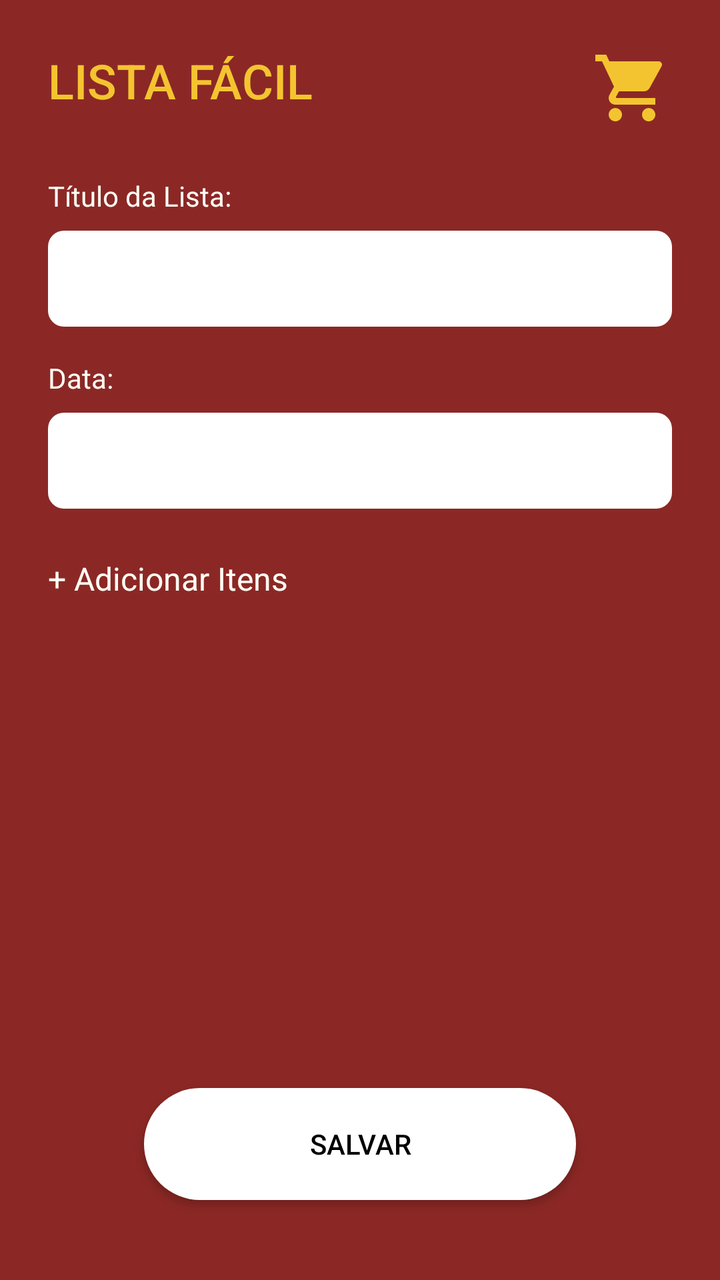
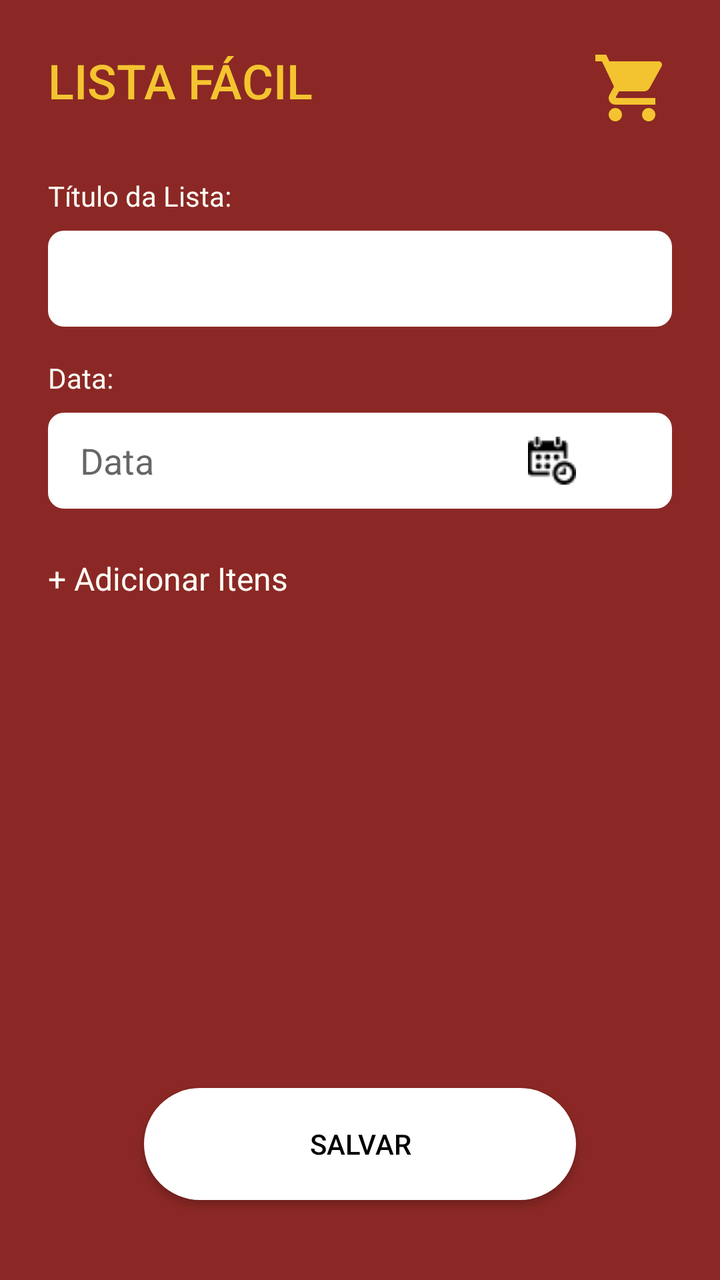

Two renders of the same Android screen: before a commit and after it. Below are the layout's source before the change and the commit's diff.
<!-- AndroidManifest.xml: application theme Theme.ListaFacil -->
<!-- res/layout/activity_adicionar_lista.xml -->
<?xml version="1.0" encoding="utf-8"?>
<ScrollView
    xmlns:android="http://schemas.android.com/apk/res/android"
    xmlns:app="http://schemas.android.com/apk/res-auto"
    android:layout_width="match_parent"
    android:layout_height="match_parent"
    android:background="@color/primary_red"
    android:fillViewport="true">

    <androidx.constraintlayout.widget.ConstraintLayout
        android:layout_width="match_parent"
        android:layout_height="wrap_content"
        android:padding="24dp">

        <TextView
            android:id="@+id/tvTitle"
            android:layout_width="wrap_content"
            android:layout_height="wrap_content"
            android:text="LISTA FÁCIL"
            android:textSize="24sp"
            android:textColor="@color/accent_gold"
            android:fontFamily="sans-serif-medium"
            app:layout_constraintTop_toTopOf="parent"
            app:layout_constraintStart_toStartOf="parent" />

        <ImageView
            android:id="@+id/ivCart"
            android:layout_width="40dp"
            android:layout_height="40dp"
            android:src="@drawable/ic_cart"
            app:tint="@color/accent_gold"
            app:layout_constraintTop_toTopOf="parent"
            app:layout_constraintEnd_toEndOf="parent"
            android:contentDescription="@string/app_name" />

        <TextView
            android:id="@+id/tvTitleLabel"
            android:layout_width="wrap_content"
            android:layout_height="wrap_content"
            android:text="@string/title_list"
            android:textSize="14sp"
            android:textColor="@color/text_white"
            android:layout_marginTop="32dp"
            app:layout_constraintTop_toBottomOf="@id/tvTitle"
            app:layout_constraintStart_toStartOf="parent" />

        <EditText
            android:id="@+id/etListTitle"
            android:layout_width="0dp"
            android:layout_height="48dp"
            android:background="@drawable/bg_edit_text"
            android:paddingStart="16dp"
            android:paddingEnd="16dp"
            android:textColor="@color/black"
            android:layout_marginTop="8dp"
            app:layout_constraintTop_toBottomOf="@id/tvTitleLabel"
            app:layout_constraintStart_toStartOf="parent"
            app:layout_constraintEnd_toEndOf="parent" />

        <TextView
            android:id="@+id/tvDateLabel"
            android:layout_width="wrap_content"
            android:layout_height="wrap_content"
            android:text="@string/date"
            android:textSize="14sp"
            android:textColor="@color/text_white"
            android:layout_marginTop="16dp"
            app:layout_constraintTop_toBottomOf="@id/etListTitle"
            app:layout_constraintStart_toStartOf="parent" />

        <EditText
            android:id="@+id/etDate"
            android:layout_width="0dp"
            android:layout_height="48dp"
            android:background="@drawable/bg_edit_text"
            android:paddingStart="16dp"
            android:paddingEnd="16dp"
            android:textColor="@color/black"
            android:inputType="date"
            android:layout_marginTop="8dp"
            app:layout_constraintTop_toBottomOf="@id/tvDateLabel"
            app:layout_constraintStart_toStartOf="parent"
            app:layout_constraintEnd_toEndOf="parent" />

        <TextView
            android:id="@+id/tvAddItems"
            android:layout_width="wrap_content"
            android:layout_height="wrap_content"
            android:text="@string/add_items"
            android:textSize="16sp"
            android:textColor="@color/text_white"
            android:layout_marginTop="24dp"
            app:layout_constraintTop_toBottomOf="@id/etDate"
            app:layout_constraintStart_toStartOf="parent" />

        <androidx.recyclerview.widget.RecyclerView
            android:id="@+id/rvItems"
            android:layout_width="0dp"
            android:layout_height="wrap_content"
            android:layout_marginTop="16dp"
            app:layout_constraintBottom_toTopOf="@+id/btnSalvar"
            app:layout_constraintEnd_toEndOf="parent"
            app:layout_constraintStart_toStartOf="parent"
            app:layout_constraintTop_toBottomOf="@id/tvAddItems" />

        <androidx.appcompat.widget.AppCompatButton
            android:id="@+id/btnSalvar"
            android:layout_width="0dp"
            android:layout_height="56dp"
            android:layout_marginStart="48dp"
            android:layout_marginEnd="48dp"
            android:layout_marginBottom="16dp"
            android:background="@drawable/bg_button"
            android:text="@string/save"
            android:textColor="@color/black"
            app:layout_constraintBottom_toBottomOf="parent"
            app:layout_constraintEnd_toEndOf="parent"
            app:layout_constraintStart_toStartOf="parent" />

    </androidx.constraintlayout.widget.ConstraintLayout>
</ScrollView>
<!-- resources referenced by this layout -->
<resources>
  <color name="accent_gold">#F4C430</color>
  <color name="black">#000000</color>
  <color name="primary_red">#8B2825</color>
  <color name="text_white">#FFFEF5</color>
  <!-- drawable bg_button (drawable) -->
  <?xml version="1.0" encoding="utf-8"?>
  <shape xmlns:android="http://schemas.android.com/apk/res/android">
      <solid android:color="@color/white" />
      <corners android:radius="28dp" />
  </shape>
  <!-- drawable bg_edit_text (drawable) -->
  <?xml version="1.0" encoding="utf-8"?>
  <shape xmlns:android="http://schemas.android.com/apk/res/android">
      <solid android:color="@color/white" />
      <corners android:radius="8dp" />
  </shape>
  <!-- drawable ic_cart (drawable) -->
  <vector xmlns:android="http://schemas.android.com/apk/res/android"
      android:width="24dp"
      android:height="24dp"
      android:viewportWidth="24"
      android:viewportHeight="24">
      <path
          android:fillColor="@color/accent_gold"
          android:pathData="M7,18c-1.1,0 -1.99,0.9 -1.99,2S5.9,22 7,22s2,-0.9 2,-2 -0.9,-2 -2,-2zM1,2v2h2l3.6,7.59 -1.35,2.45c-0.16,0.28 -0.25,0.61 -0.25,0.96 0,1.1 0.9,2 2,2h12v-2L7.42,15c-0.14,0 -0.25,-0.11 -0.25,-0.25l0.03,-0.12 0.9,-1.63h7.45c0.75,0 1.41,-0.41 1.75,-1.03l3.58,-6.49c0.08,-0.14 0.12,-0.31 0.12,-0.48 0,-0.55 -0.45,-1 -1,-1L5.21,4l-0.94,-2L1,2zM17,18c-1.1,0 -1.99,0.9 -1.99,2s0.89,2 1.99,2 2,-0.9 2,-2 -0.9,-2 -2,-2z"/>
  </vector>
  <string name="add_items">+ Adicionar Itens</string>
  <string name="app_name">ListaFácil</string>
  <string name="date">Data:</string>
  <string name="save">SALVAR</string>
  <string name="title_list">Título da Lista:</string>
  <style name="Theme.ListaFacil" parent="Theme.MaterialComponents.DayNight.NoActionBar">
          <item name="colorPrimary">@color/primary_red</item>
          <item name="colorPrimaryDark">@color/primary_dark</item>
          <item name="colorAccent">@color/accent_gold</item>
          <item name="android:statusBarColor">@color/primary_dark</item>
      </style>
  <color name="white">#FFFFFF</color>
  <color name="primary_dark">#6B1A18</color>
</resources>

<!-- the commit's change to res/layout/activity_adicionar_lista.xml (unified diff, before → after) -->
@@ -74,13 +74,18 @@
             android:layout_height="48dp"
             android:background="@drawable/bg_edit_text"
             android:paddingStart="16dp"
-            android:paddingEnd="16dp"
+            android:paddingEnd="48dp"
             android:textColor="@color/black"
             android:inputType="date"
+            android:hint="Data"
+            android:drawableEnd="@drawable/calendar2"
+            android:focusable="false"
+            android:clickable="true"
             android:layout_marginTop="8dp"
             app:layout_constraintTop_toBottomOf="@id/tvDateLabel"
             app:layout_constraintStart_toStartOf="parent"
             app:layout_constraintEnd_toEndOf="parent" />
+
 
         <TextView
             android:id="@+id/tvAddItems"
@@ -97,11 +102,12 @@
             android:id="@+id/rvItems"
             android:layout_width="0dp"
             android:layout_height="wrap_content"
-            android:layout_marginTop="16dp"
             app:layout_constraintBottom_toTopOf="@+id/btnSalvar"
             app:layout_constraintEnd_toEndOf="parent"
+            app:layout_constraintHorizontal_bias="0.0"
             app:layout_constraintStart_toStartOf="parent"
-            app:layout_constraintTop_toBottomOf="@id/tvAddItems" />
+            app:layout_constraintTop_toBottomOf="@id/tvAddItems"
+            app:layout_constraintVertical_bias="0.1" />
 
         <androidx.appcompat.widget.AppCompatButton
             android:id="@+id/btnSalvar"
<!-- resource entries referenced after the edit -->
@@ -16,6 +16,7 @@
       <solid android:color="@color/white" />
       <corners android:radius="8dp" />
   </shape>
+  <!-- drawable calendar2: png bitmap (drawable, 765 bytes) -->
   <!-- drawable ic_cart (drawable) -->
   <vector xmlns:android="http://schemas.android.com/apk/res/android"
       android:width="24dp"
